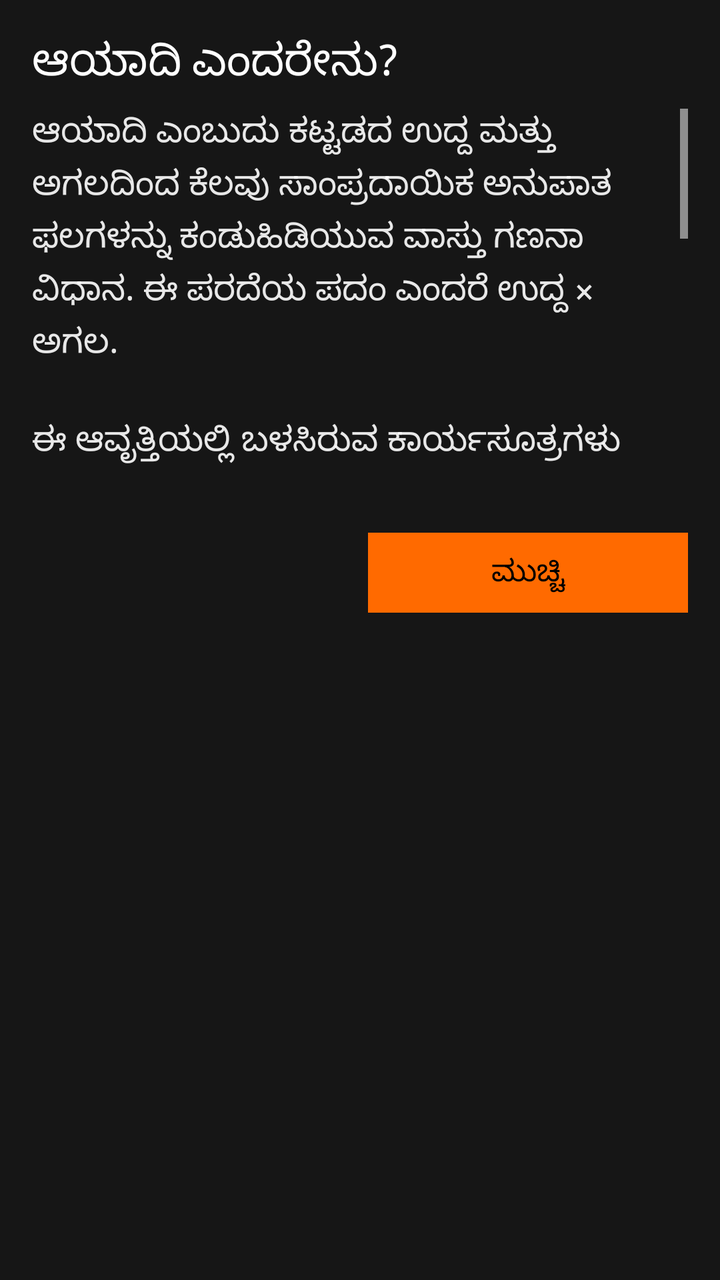
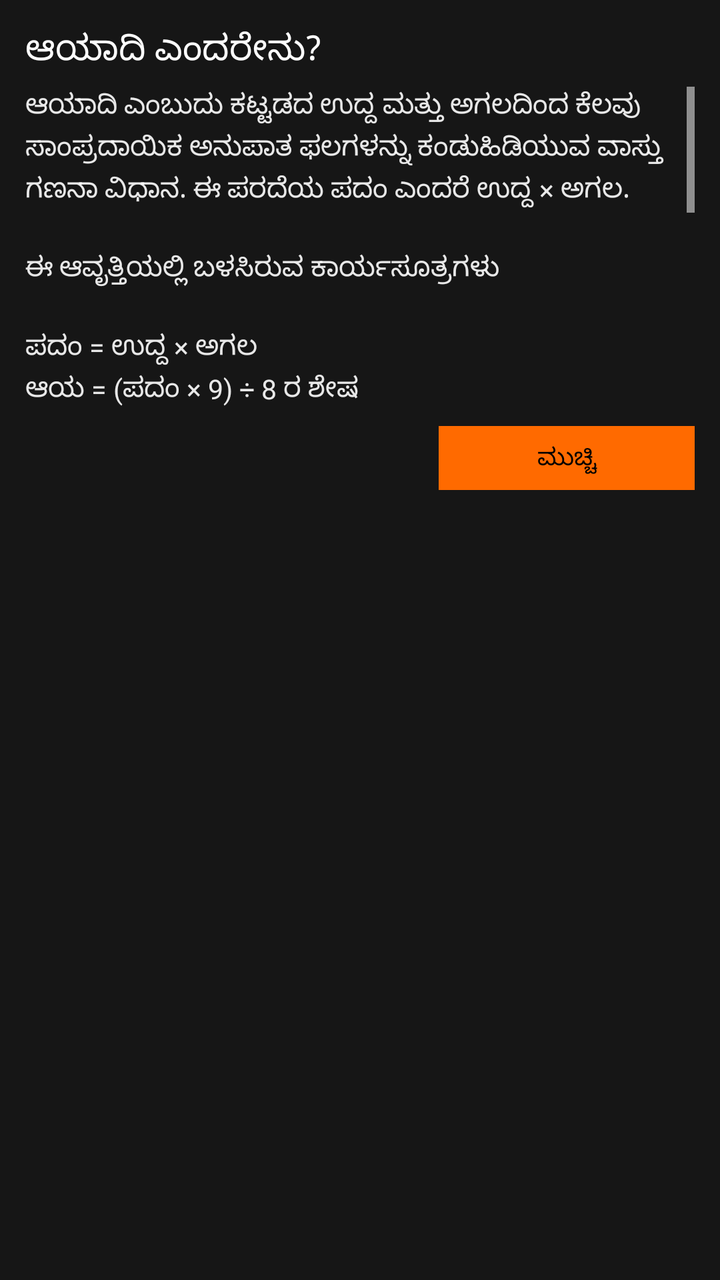

Screens rendered from an Android XML layout before and after an edit, with the pre-edit source and the edit as a unified diff.
<!-- AndroidManifest.xml: application theme Theme.PaperDesk -->
<!-- res/layout/dialog_aayadi_info.xml -->
<?xml version="1.0" encoding="utf-8"?>
<LinearLayout xmlns:android="http://schemas.android.com/apk/res/android"
    android:layout_width="match_parent"
    android:layout_height="wrap_content"
    android:background="@color/surface_1"
    android:orientation="vertical"
    android:padding="16dp">

    <TextView
        android:id="@+id/aayadiInfoTitle"
        style="@style/Desk.Title"
        android:layout_width="match_parent"
        android:layout_height="wrap_content"
        android:text="ಆಯಾದಿ ಎಂದರೇನು?" />

    <ScrollView
        android:layout_width="match_parent"
        android:layout_height="200dp"
        android:layout_marginTop="8dp"
        android:fadeScrollbars="false"
        android:scrollbars="vertical">
        <TextView
            android:id="@+id/aayadiInfoBody"
            style="@style/Desk.Body"
            android:layout_width="match_parent"
            android:layout_height="wrap_content"
            android:lineSpacingExtra="3dp"
            android:text="ಆಯಾದಿ ಎಂಬುದು ಕಟ್ಟಡದ ಉದ್ದ ಮತ್ತು ಅಗಲದಿಂದ ಕೆಲವು ಸಾಂಪ್ರದಾಯಿಕ ಅನುಪಾತ ಫಲಗಳನ್ನು ಕಂಡುಹಿಡಿಯುವ ವಾಸ್ತು ಗಣನಾ ವಿಧಾನ. ಈ ಪರದೆಯ ಪದಂ ಎಂದರೆ ಉದ್ದ × ಅಗಲ.&#10;&#10;ಈ ಆವೃತ್ತಿಯಲ್ಲಿ ಬಳಸಿರುವ ಕಾರ್ಯಸೂತ್ರಗಳು&#10;&#10;ಪದಂ = ಉದ್ದ × ಅಗಲ&#10;ಆಯ = (ಪದಂ × 9) ÷ 8 ರ ಶೇಷ&#10;ಧನ = (ಪದಂ × 8) ÷ 12 ರ ಶೇಷ&#10;ಋಣ = (ಪದಂ × 3) ÷ 8 ರ ಶೇಷ&#10;ಆಯುಷ್ಯ = (ಪದಂ × 9) ÷ 120 ರ ಶೇಷ&#10;ವ್ಯಯ = (ಉದ್ದ × 9) ÷ 10 ರ ಶೇಷ&#10;&#10;ಆಯದ ಶೇಷಗಳಿಗೆ ಧ್ವಜ, ಧೂಮ, ಸಿಂಹ, ಶ್ವಾನ, ವೃಷಭ, ಖರ, ಗಜ ಮತ್ತು ಕಾಕ ಎಂಬ ಹೆಸರುಗಳನ್ನು ಕ್ರಮವಾಗಿ ನೀಡಲಾಗುತ್ತದೆ.&#10;&#10;ಇದು ಕರ್ನಾಟಕ ನವವರ್ಗದ ಕಾರ್ಯಪದ್ಧತಿಯ ಉಲ್ಲೇಖ ಗಣನೆ. ಸೂತ್ರಗಳು ಪರಂಪರೆ ಮತ್ತು ಸ್ಥಪತಿಯ ವಿಧಾನಕ್ಕೆ ಅನುಗುಣವಾಗಿ ಬದಲಾಗಬಹುದು. ನೈಜ ನಿರ್ಮಾಣದ ಮೊದಲು ಅರ್ಹ ಸ್ಥಪತಿ ಅಥವಾ ಗುರುವಿನ ಸಲಹೆ ಪಡೆಯಿರಿ." />
    </ScrollView>

    <TextView
        android:id="@+id/aayadiInfoClose"
        style="@style/Desk.Button.Accent"
        android:layout_width="160dp"
        android:layout_height="40dp"
        android:layout_gravity="right"
        android:layout_marginTop="12dp"
        android:gravity="center"
        android:text="ಮುಚ್ಚಿ" />
</LinearLayout>
<!-- resources referenced by this layout -->
<resources>
  <color name="surface_1">#161616</color>
  <style name="Desk.Body" parent="Desk">
          <item name="android:textSize">@dimen/type_body</item>
          <item name="android:fontWeight">400</item>
          <item name="android:textStyle">normal</item>
          <item name="android:textColor">@color/white_90</item>
      </style>
  <style name="Desk.Button.Accent" parent="Desk.Button">
          <item name="android:textColor">@color/black</item>
          <item name="android:background">@drawable/bg_btn_primary</item>
          <item name="android:fontWeight">600</item>
          <item name="android:textStyle">normal</item>
      </style>
  <style name="Desk.Title" parent="Desk">
          <item name="android:textSize">@dimen/type_title</item>
          <item name="android:fontWeight">600</item>
          <item name="android:textStyle">normal</item>
          <item name="android:textColor">@color/white</item>
      </style>
  <style name="Desk">
          <item name="android:fontFamily">sans-serif</item>
          <item name="android:textColor">@color/white</item>
      </style>
  <dimen name="type_body">17sp</dimen>
  <color name="white_90">#E6FFFFFF</color>
  <color name="black">#000000</color>
  <dimen name="type_title">22sp</dimen>
  <color name="white">#FFFFFF</color>
  <color name="accent">#FF6A00</color>
  <color name="carbon_support_error">#FA4D56</color>
  <color name="carbon_gray_80">#393939</color>
  <style name="ShapeAppearance.PaperDesk" parent="ShapeAppearance.MaterialComponents">
          <item name="cornerFamily">rounded</item>
          <item name="cornerSize">0dp</item>
      </style>
  <style name="Desk.Link" parent="Desk.Meta">
          <item name="android:padding">@dimen/space_8</item>
          <item name="android:minHeight">@dimen/touch</item>
          <item name="android:gravity">center</item>
          <item name="android:clickable">true</item>
          <item name="android:focusable">true</item>
      </style>
  <style name="Desk.Check" parent="Widget.AppCompat.CompoundButton.CheckBox">
          <item name="android:button">@drawable/bg_checkbox</item>
      </style>
  <color name="accent_70">#B3FF6A00</color>
  <dimen name="btn_h">40dp</dimen>
  <dimen name="type_btn">15sp</dimen>
  <dimen name="space_16">16dp</dimen>
  <style name="Desk.Meta" parent="Desk">
          <item name="android:textSize">@dimen/type_meta</item>
          <item name="android:fontWeight">400</item>
          <item name="android:textStyle">normal</item>
          <item name="android:textColor">@color/white_55</item>
      </style>
  <dimen name="space_8">8dp</dimen>
  <dimen name="touch">44dp</dimen>
  <dimen name="stroke_hairline">0.5dp</dimen>
  <!-- drawable bg_dialog (drawable) -->
  <?xml version="1.0" encoding="utf-8"?>
  <shape xmlns:android="http://schemas.android.com/apk/res/android"
      android:shape="rectangle">
      <solid android:color="@color/black" />
      <stroke
          android:width="@dimen/stroke"
          android:color="@color/white" />
  </shape>
  <style name="Desk.DialogButton.Positive" parent="Desk.DialogButton">
          <item name="android:textColor">@color/accent</item>
      </style>
  <style name="Desk.DialogButton.Negative" parent="Desk.DialogButton">
          <item name="android:textColor">@color/white_70</item>
      </style>
  <color name="surface_2">#262626</color>
  <color name="divider">#525252</color>
  <dimen name="type_meta">13sp</dimen>
  <color name="white_55">#8CFFFFFF</color>
  <dimen name="check">20dp</dimen>
  <dimen name="stroke">0.5dp</dimen>
  <style name="Desk.DialogButton" parent="Widget.AppCompat.Button.ButtonBar.AlertDialog">
          <item name="android:background">@color/black</item>
          <item name="android:minHeight">48dp</item>
          <item name="android:textSize">18sp</item>
      </style>
  <color name="white_70">#B3FFFFFF</color>
  <!-- unchanged entries left out for length: 8 -->
</resources>

<!-- the commit's change to res/layout/dialog_aayadi_info.xml (unified diff, before → after) -->
@@ -4,7 +4,7 @@
     android:layout_height="wrap_content"
     android:background="@color/surface_1"
     android:orientation="vertical"
-    android:padding="16dp">
+    android:padding="12.8dp">
 
     <TextView
         android:id="@+id/aayadiInfoTitle"
@@ -15,8 +15,8 @@
 
     <ScrollView
         android:layout_width="match_parent"
-        android:layout_height="200dp"
-        android:layout_marginTop="8dp"
+        android:layout_height="160dp"
+        android:layout_marginTop="6.4dp"
         android:fadeScrollbars="false"
         android:scrollbars="vertical">
         <TextView
@@ -24,17 +24,17 @@
             style="@style/Desk.Body"
             android:layout_width="match_parent"
             android:layout_height="wrap_content"
-            android:lineSpacingExtra="3dp"
+            android:lineSpacingExtra="2.4dp"
             android:text="ಆಯಾದಿ ಎಂಬುದು ಕಟ್ಟಡದ ಉದ್ದ ಮತ್ತು ಅಗಲದಿಂದ ಕೆಲವು ಸಾಂಪ್ರದಾಯಿಕ ಅನುಪಾತ ಫಲಗಳನ್ನು ಕಂಡುಹಿಡಿಯುವ ವಾಸ್ತು ಗಣನಾ ವಿಧಾನ. ಈ ಪರದೆಯ ಪದಂ ಎಂದರೆ ಉದ್ದ × ಅಗಲ.&#10;&#10;ಈ ಆವೃತ್ತಿಯಲ್ಲಿ ಬಳಸಿರುವ ಕಾರ್ಯಸೂತ್ರಗಳು&#10;&#10;ಪದಂ = ಉದ್ದ × ಅಗಲ&#10;ಆಯ = (ಪದಂ × 9) ÷ 8 ರ ಶೇಷ&#10;ಧನ = (ಪದಂ × 8) ÷ 12 ರ ಶೇಷ&#10;ಋಣ = (ಪದಂ × 3) ÷ 8 ರ ಶೇಷ&#10;ಆಯುಷ್ಯ = (ಪದಂ × 9) ÷ 120 ರ ಶೇಷ&#10;ವ್ಯಯ = (ಉದ್ದ × 9) ÷ 10 ರ ಶೇಷ&#10;&#10;ಆಯದ ಶೇಷಗಳಿಗೆ ಧ್ವಜ, ಧೂಮ, ಸಿಂಹ, ಶ್ವಾನ, ವೃಷಭ, ಖರ, ಗಜ ಮತ್ತು ಕಾಕ ಎಂಬ ಹೆಸರುಗಳನ್ನು ಕ್ರಮವಾಗಿ ನೀಡಲಾಗುತ್ತದೆ.&#10;&#10;ಇದು ಕರ್ನಾಟಕ ನವವರ್ಗದ ಕಾರ್ಯಪದ್ಧತಿಯ ಉಲ್ಲೇಖ ಗಣನೆ. ಸೂತ್ರಗಳು ಪರಂಪರೆ ಮತ್ತು ಸ್ಥಪತಿಯ ವಿಧಾನಕ್ಕೆ ಅನುಗುಣವಾಗಿ ಬದಲಾಗಬಹುದು. ನೈಜ ನಿರ್ಮಾಣದ ಮೊದಲು ಅರ್ಹ ಸ್ಥಪತಿ ಅಥವಾ ಗುರುವಿನ ಸಲಹೆ ಪಡೆಯಿರಿ." />
     </ScrollView>
 
     <TextView
         android:id="@+id/aayadiInfoClose"
         style="@style/Desk.Button.Accent"
-        android:layout_width="160dp"
-        android:layout_height="40dp"
+        android:layout_width="128dp"
+        android:layout_height="32dp"
         android:layout_gravity="right"
-        android:layout_marginTop="12dp"
+        android:layout_marginTop="9.6dp"
         android:gravity="center"
         android:text="ಮುಚ್ಚಿ" />
 </LinearLayout>
<!-- resource entries referenced after the edit -->
@@ -23,10 +23,10 @@
           <item name="android:fontFamily">sans-serif</item>
           <item name="android:textColor">@color/white</item>
       </style>
-  <dimen name="type_body">17sp</dimen>
+  <dimen name="type_body">13.6sp</dimen>
   <color name="white_90">#E6FFFFFF</color>
   <color name="black">#000000</color>
-  <dimen name="type_title">22sp</dimen>
+  <dimen name="type_title">17.6sp</dimen>
   <color name="white">#FFFFFF</color>
   <color name="accent">#FF6A00</color>
   <color name="carbon_support_error">#FA4D56</color>
@@ -46,17 +46,17 @@
           <item name="android:button">@drawable/bg_checkbox</item>
       </style>
   <color name="accent_70">#B3FF6A00</color>
-  <dimen name="btn_h">40dp</dimen>
-  <dimen name="type_btn">15sp</dimen>
-  <dimen name="space_16">16dp</dimen>
+  <dimen name="btn_h">32dp</dimen>
+  <dimen name="type_btn">12sp</dimen>
+  <dimen name="space_16">12.8dp</dimen>
   <style name="Desk.Meta" parent="Desk">
           <item name="android:textSize">@dimen/type_meta</item>
           <item name="android:fontWeight">400</item>
           <item name="android:textStyle">normal</item>
           <item name="android:textColor">@color/white_55</item>
       </style>
-  <dimen name="space_8">8dp</dimen>
-  <dimen name="touch">44dp</dimen>
+  <dimen name="space_8">6.4dp</dimen>
+  <dimen name="touch">35.2dp</dimen>
   <dimen name="stroke_hairline">0.5dp</dimen>
   <!-- drawable bg_dialog (drawable) -->
   <?xml version="1.0" encoding="utf-8"?>
@@ -75,9 +75,9 @@
       </style>
   <color name="surface_2">#262626</color>
   <color name="divider">#525252</color>
-  <dimen name="type_meta">13sp</dimen>
+  <dimen name="type_meta">10.4sp</dimen>
   <color name="white_55">#8CFFFFFF</color>
-  <dimen name="check">20dp</dimen>
+  <dimen name="check">16dp</dimen>
   <dimen name="stroke">0.5dp</dimen>
   <style name="Desk.DialogButton" parent="Widget.AppCompat.Button.ButtonBar.AlertDialog">
           <item name="android:background">@color/black</item>
